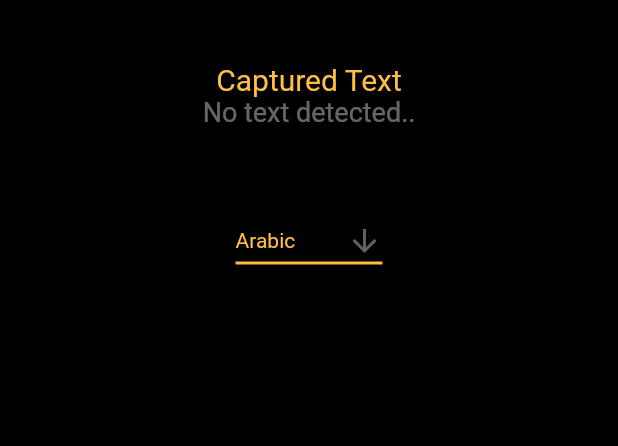
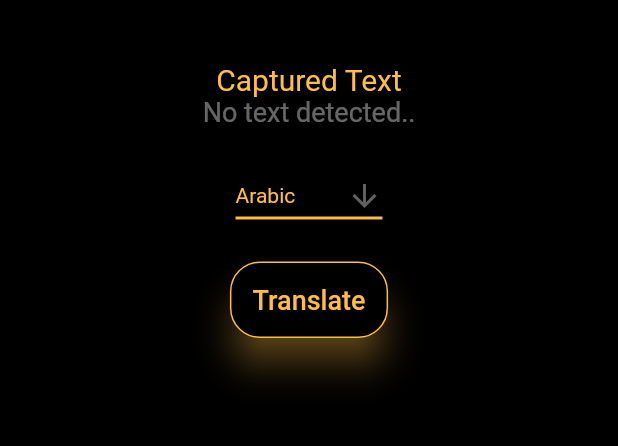
Before and after one commit to the-dev7/readaloud_app, a Flutter app: the screen it shows once a user with an empty profile is signed in, item 2 of the bottom bar chosen, after a tap on the "translate" icon, on a phone screen of 412 x 824 dp, the part 67-513 px from its top. Run offline on Flutter 3.47's test engine with Material 2 defaults, Android fonts, the phone set to English and light mode, and no system bars; our stand-ins replace animated_text_kit, camera, cloud_firestore, firebase_auth, firebase_core, flutter_spinkit and 5 more; missing offline and left inert: draggable_bottom_sheet, google_ml_kit, translator; accounts and stored records are empty; Roboto replaces fonts that are missing (Hubballi-Regular).

Commit message:
fixed translate function

```diff
--- a/lib/DropDownButtonLang.dart
+++ b/lib/DropDownButtonLang.dart
@@ -4,9 +4,6 @@ import 'package:translator/translator.dart';
 
 class DropdownButtonLang extends StatefulWidget {
   const DropdownButtonLang(String scannedText, {super.key});
-
-
-
 
   @override
   State<DropdownButtonLang> createState() => _DropdownButtonLangState();
@@ -15,9 +12,9 @@ class DropdownButtonLang extends StatefulWidget {
 
 class _DropdownButtonLangState extends State<DropdownButtonLang> {
 
-
   String dropdownValue = totalLangs.first;
   String? dropdownLang = langMap[totalLangs.first];
+
   @override
   Widget build(BuildContext context) {
     return DropdownButton<String>(
@@ -36,6 +33,8 @@ class _DropdownButtonLangState extends State<DropdownButtonLang> {
       onChanged: (String? value) {
         setState(() {
           dropdownValue = value!;
+          chosenLang = langMap[value]!;
+          print(chosenLang);
         });
       },
       items: totalLangs.map<DropdownMenuItem<String>>((String value) {
@@ -49,9 +48,8 @@ class _DropdownButtonLangState extends State<DropdownButtonLang> {
 }
 
 class TransText extends StatefulWidget {
-  const TransText(String scannedText, {super.key});
-
-
+  String scannedText;
+  TransText({super.key, required this.scannedText});
 
   @override
   State<TransText> createState() => _TransTextState();
@@ -59,16 +57,64 @@ class TransText extends StatefulWidget {
 
 class _TransTextState extends State<TransText> {
 
+  String translated_text = "";
+
+  void translate(String text) async
+  {
+    await translator.translate(widget.scannedText, from: 'en', to: chosenLang).then((output) {
+      setState(() {
+        translated_text = output.toString();
+        print(translated_text);
+      });
+    });
+  }
 
   @override
   Widget build(BuildContext context) {
-    return Container (
-      color: Colors.black,
-      height: 300,
-      width: 300,
-          //translation = await translator.translate('Translation', from: 'en', to: 'es');
-    // print('${translation.source} (${translation.sourceLanguage}) == ${translation.text} (${translation.targetLanguage})');
+    return Column(
+      children: [
+        Center(
+          child: OutlinedButton(
+            style: OutlinedButton.styleFrom(
+              elevation: 10,
+              backgroundColor: Colors.black,
+              padding: const EdgeInsets.all(15),
+              side: BorderSide(width: 1, color: Color.fromRGBO(255, 189, 66, 1)),
+              shape: const RoundedRectangleBorder(
+                  borderRadius: BorderRadius.all(Radius.circular(20)),
+              ),
+              shadowColor: const Color.fromRGBO(255, 189, 66, 1),
+            ),
+            onPressed: () {
+              translate(widget.scannedText);
+            },
+            child: const Text("Translate",
+                style: TextStyle(
+                    color: Color.fromRGBO(255, 189, 66, 1),
+                    fontSize: 18.0)),
+          ),
+        ),
+        SizedBox(height: 50),
 
+        Container(
+          height: 100,
+          margin: EdgeInsets.symmetric(vertical: 20, horizontal: 30),
+          child: ListView(
+            children: [
+              SelectableText(
+                translated_text,
+                textAlign: TextAlign.justify,
+                style: TextStyle(
+                    fontSize: 20, color: Colors.white.withOpacity(0.6)),
+                showCursor: true,
+                cursorColor: Colors.grey[200],
+                cursorRadius: const Radius.circular(6),
+                scrollPhysics: const ClampingScrollPhysics(),
+              ),
+            ],
+          ),
+        ),
+      ],
     );
   }
 
--- a/lib/homescreen.dart
+++ b/lib/homescreen.dart
@@ -257,7 +257,7 @@ class _MainScreenState extends State<MainScreen> {
                       Navigator.push(
                         context,
                         MaterialPageRoute(
-                          builder: (context) => TranslatePage(scannedText: scannedText,),
+                          builder: (context) => TranslatePage(scannedText: scannedText),
                         ),
                       )
                     },
--- a/lib/translate_page.dart
+++ b/lib/translate_page.dart
@@ -147,8 +147,9 @@ class _TranslatePageState extends State<TranslatePage> {
                     fontSize: 20.0, color: Color.fromRGBO(255, 190, 70, 1))),
             // const SizedBox(height: 20.0),
             if (widget.scannedText != "")
-              SizedBox(
-                height: 150,
+              Container(
+                height: 100,
+                margin: EdgeInsets.symmetric(vertical: 20, horizontal: 30),
                 child: ListView(
                   children: [
                     SelectableText(
@@ -170,9 +171,9 @@ class _TranslatePageState extends State<TranslatePage> {
                   style: TextStyle(
                       fontSize: 18, color: Colors.white.withOpacity(0.4))),
 
-            const SizedBox(height: 30.0),
-
             DropdownButtonLang(widget.scannedText),
+            SizedBox(height: 20),
+            TransText(scannedText: widget.scannedText),
           ],
         ),
       ),
```
Also changed, not shown: pubspec.lock, 2 other files.
